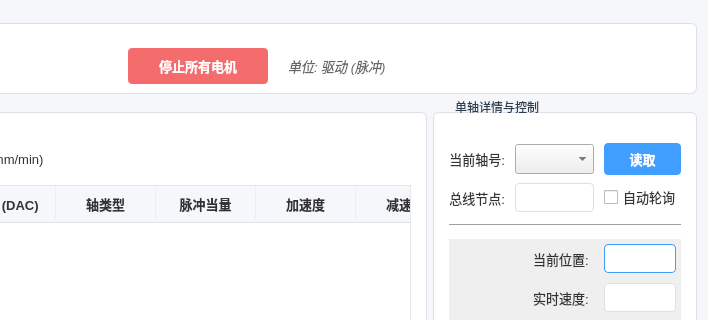
Huier-git/Drill2tool, file forms/ControlPage.ui: the form before one commit; both pictures show x 572 to 1280 and y 0 to 320 of the 1280 by 850 pixel window.
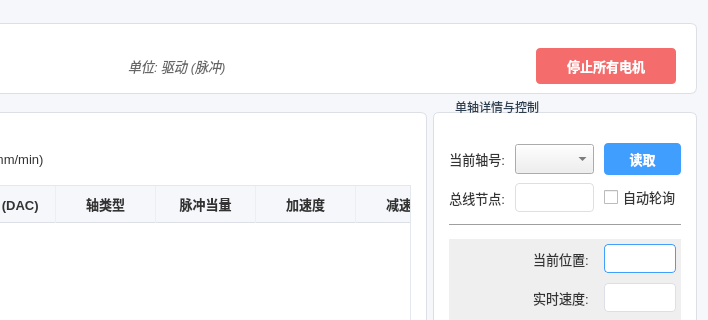
The form after the commit.

Commit message: Include UI and header tweaks

Patch:
```diff
--- a/forms/ControlPage.ui
+++ b/forms/ControlPage.ui
@@ -216,6 +216,33 @@
         </property>
        </spacer>
       </item>
+      <item>
+       <layout class="QHBoxLayout" name="horizontalLayout_unit_status">
+        <item>
+         <widget class="QLabel" name="label_units_status">
+          <property name="styleSheet">
+           <string>color: #666; font-style: italic;</string>
+          </property>
+          <property name="text">
+           <string>单位: 驱动 (脉冲)</string>
+          </property>
+         </widget>
+        </item>
+        <item>
+         <spacer name="horizontalSpacer_3">
+          <property name="orientation">
+           <enum>Qt::Horizontal</enum>
+          </property>
+          <property name="sizeHint" stdset="0">
+           <size>
+            <width>40</width>
+            <height>20</height>
+           </size>
+          </property>
+         </spacer>
+        </item>
+       </layout>
+      </item>
       <item>
        <widget class="QPushButton" name="btn_stop_all_motors">
         <property name="minimumSize">
@@ -232,33 +259,6 @@
         </property>
             </widget>
            </item>
-           <item>
-            <layout class="QHBoxLayout" name="horizontalLayout_unit_status">
-             <item>
-              <widget class="QLabel" name="label_units_status">
-               <property name="text">
-                <string>单位: 驱动 (脉冲)</string>
-               </property>
-               <property name="styleSheet">
-                <string>color: #666; font-style: italic;</string>
-               </property>
-              </widget>
-             </item>
-             <item>
-              <spacer name="horizontalSpacer_3">
-               <property name="orientation">
-                <enum>Qt::Horizontal</enum>
-               </property>
-               <property name="sizeHint" stdset="0">
-                <size>
-                 <width>40</width>
-                 <height>20</height>
-                </size>
-               </property>
-              </spacer>
-             </item>
-            </layout>
-           </item>
           </layout>
          </widget>
         </item>
```
Left out of the diff: 2 changed lines with no effect on the pictures. Lines whose indentation alone changed are shown as unchanged. The commit also changes 2 other files.
